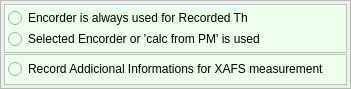
First picture: the form in Conditions.ui, repository mtab3/xafsm2, before the edit.
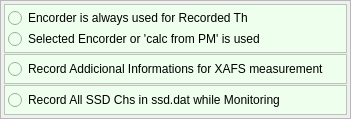
Second picture: the form after the edit.

```diff
--- a/Conditions.ui
+++ b/Conditions.ui
@@ -7,7 +7,7 @@
     <x>0</x>
     <y>0</y>
     <width>351</width>
-    <height>89</height>
+    <height>119</height>
    </rect>
   </property>
   <property name="windowTitle">
@@ -89,6 +89,34 @@
      </layout>
     </widget>
    </item>
+   <item row="2" column="0">
+    <widget class="QFrame" name="frame_3">
+     <property name="styleSheet">
+      <string notr="true">background-color: #eeffee</string>
+     </property>
+     <property name="frameShape">
+      <enum>QFrame::StyledPanel</enum>
+     </property>
+     <property name="frameShadow">
+      <enum>QFrame::Plain</enum>
+     </property>
+     <layout class="QGridLayout" name="gridLayout_4">
+      <property name="margin">
+       <number>3</number>
+      </property>
+      <property name="spacing">
+       <number>1</number>
+      </property>
+      <item row="0" column="0">
+       <widget class="QRadioButton" name="RecordAllSSDChs">
+        <property name="text">
+         <string>Record All SSD Chs in ssd.dat while Monitoring</string>
+        </property>
+       </widget>
+      </item>
+     </layout>
+    </widget>
+   </item>
   </layout>
  </widget>
  <resources/>
```
